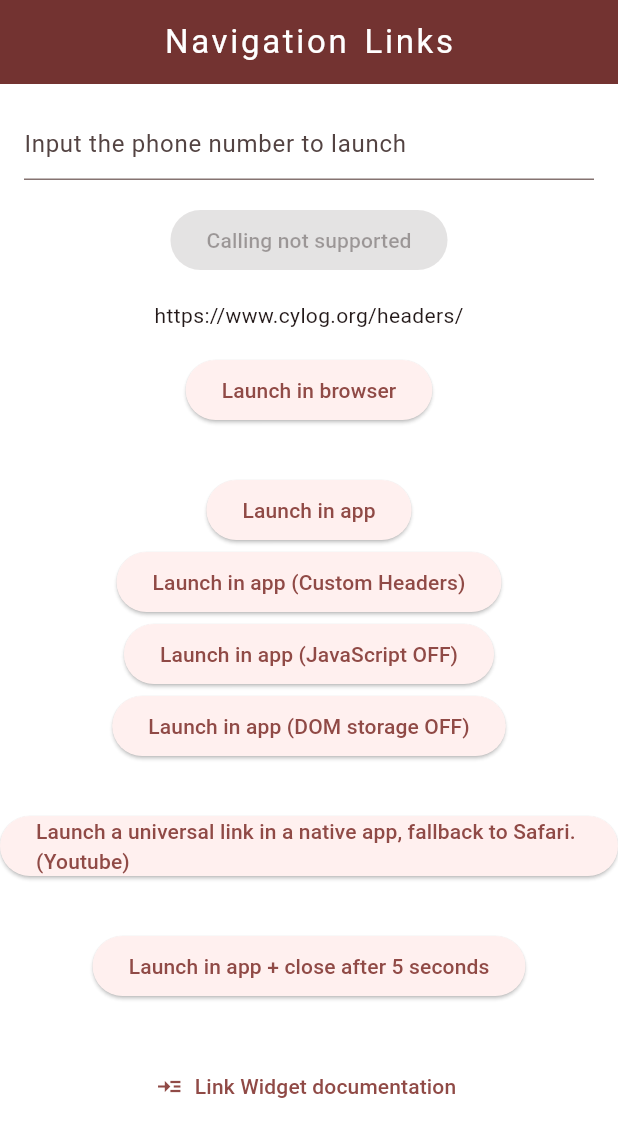
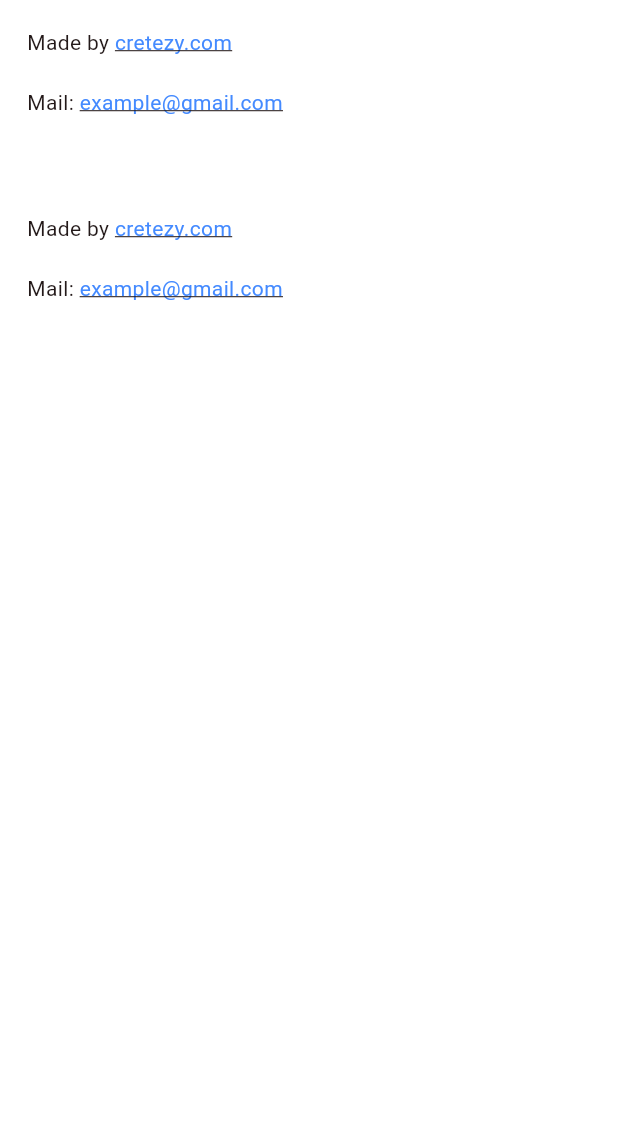
Before and after one commit to shossain786/practice_app, a Flutter app: the screen it shows after launch, on a phone screen of 412 x 824 dp. Shown: the top 1137 px of the screen. Run offline on Flutter 3.47's test engine with Material 3 defaults, Android fonts, the phone set to English and light mode, and no system bars; drawn by our look-alikes of flutter_linkify.

Commit message:
code updated

```diff
--- a/lib/main.dart
+++ b/lib/main.dart
@@ -1,5 +1,6 @@
 import 'package:flutter/material.dart';
-import 'package:practice_app/text_libs/hyper_link.dart';
+
+import 'text_libs/use_linkify.dart';
 
 var kColorScheme = ColorScheme.fromSeed(seedColor: Colors.redAccent);
 
@@ -31,9 +32,7 @@ class MyApp extends StatelessWidget {
         ),
         scaffoldBackgroundColor: kColorScheme.onSecondary.withOpacity(0.8),
       ),
-      home: const MyHomePage(
-        title: 'Navigation Links',
-      ),
+      home: const LinkiFy(),
     );
   }
 }
--- /dev/null
+++ b/lib/text_libs/use_linkify.dart
@@ -0,0 +1,36 @@
+import 'package:flutter/material.dart';
+import 'package:flutter_linkify/flutter_linkify.dart';
+import 'package:url_launcher/url_launcher.dart';
+
+class LinkiFy extends StatelessWidget {
+  const LinkiFy({super.key});
+  Future<void> _onOpen(LinkableElement link) async {
+    if (!await launchUrl(Uri.parse(link.url))) {
+      throw Exception('Could not launch ${link.url}');
+    }
+  }
+
+  @override
+  Widget build(BuildContext context) {
+    return Scaffold(
+      body: SafeArea(
+        child: Padding(
+          padding: const EdgeInsets.all(18.0),
+          child: Column(
+            children: [
+              Linkify(
+                onOpen: _onOpen,
+                text: "Made by https://cretezy.com\n\nMail: example@gmail.com",
+              ),
+              const SizedBox(height: 64),
+              SelectableLinkify(
+                onOpen: _onOpen,
+                text: "Made by https://cretezy.com\n\nMail: example@gmail.com",
+              ),
+            ],
+          ),
+        ),
+      ),
+    );
+  }
+}
--- a/pubspec.yaml
+++ b/pubspec.yaml
@@ -14,6 +14,7 @@ dependencies:
 
   cupertino_icons: ^1.0.6
   url_launcher: ^6.2.6
+  flutter_linkify: ^6.0.0
 
 dev_dependencies:
   flutter_test:
```
Also changed, not shown: lib/text_libs/rich_text.dart (added, +150 -0 lines), pubspec.lock.
